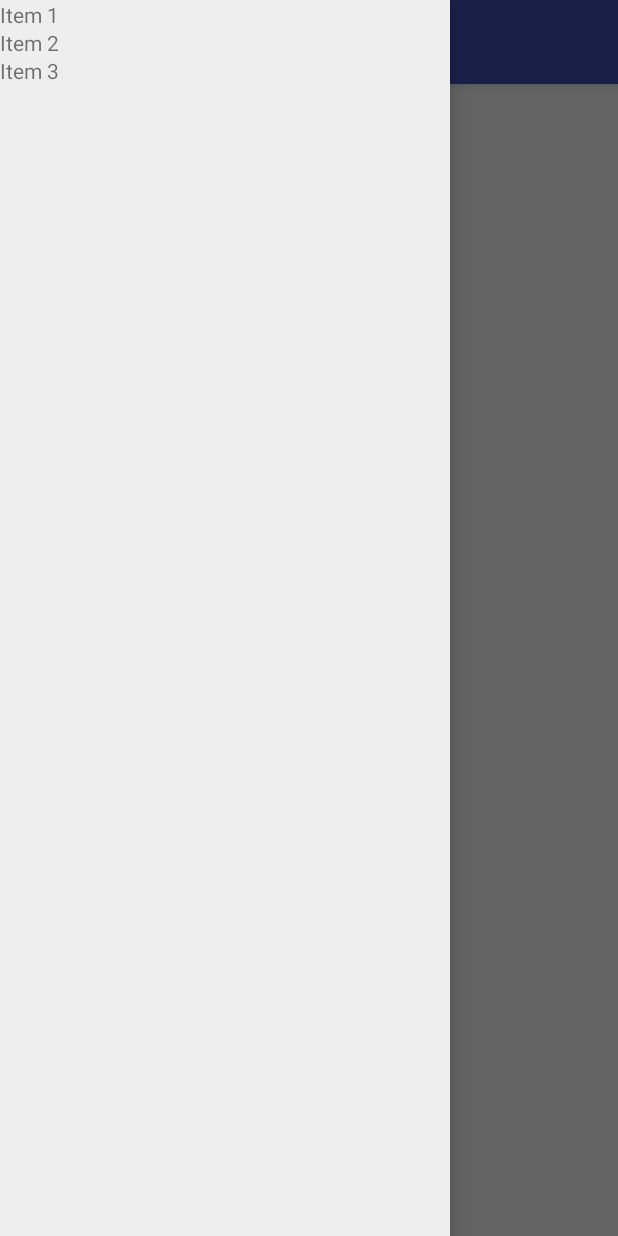
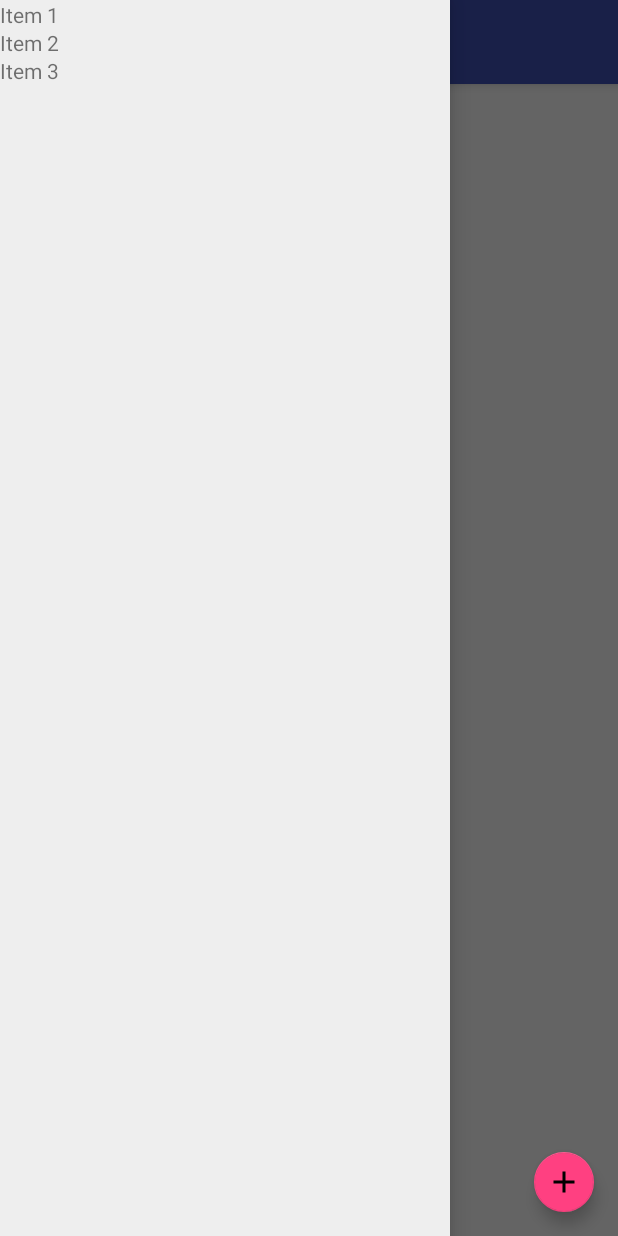
Before and after one commit to RimTeeve/MealBuddy, an Android app: the screen it shows after launch once a user with an empty profile is signed in (MainActivity), with the side drawer open, on a phone screen of 412 x 824 dp. Run offline under Robolectric (Android 15) with nearby library versions, the phone set to English and light mode, and no system bars; our stand-ins replace Firebase (no records; nobody signed in at launch, a user with empty details on screens opened directly).

Commit message:
Add floating action button

```diff
--- a/MealBuddy/app/build.gradle
+++ b/MealBuddy/app/build.gradle
@@ -24,7 +24,8 @@ dependencies {
     androidTestCompile('com.android.support.test.espresso:espresso-core:2.2.2', {
         exclude group: 'com.android.support', module: 'support-annotations'
     })
-    compile 'com.android.support:appcompat-v7:22.2.1'
+    compile 'com.android.support:appcompat-v7:23.4.0'
+    compile 'com.android.support:design:23.4.0'
     compile 'com.google.firebase:firebase-auth:9.6.0'
     testCompile 'junit:junit:4.12'
 }
--- /dev/null
+++ b/MealBuddy/app/src/main/res/drawable/ic_add_black_24dp.xml
@@ -0,0 +1,9 @@
+<vector xmlns:android="http://schemas.android.com/apk/res/android"
+        android:width="24dp"
+        android:height="24dp"
+        android:viewportWidth="24.0"
+        android:viewportHeight="24.0">
+    <path
+        android:fillColor="#FF000000"
+        android:pathData="M19,13h-6v6h-2v-6H5v-2h6V5h2v6h6v2z"/>
+</vector>
--- a/MealBuddy/app/src/main/res/layout/activity_main.xml
+++ b/MealBuddy/app/src/main/res/layout/activity_main.xml
@@ -1,13 +1,18 @@
 <?xml version="1.0" encoding="utf-8"?>
+<android.support.design.widget.CoordinatorLayout xmlns:tools="http://schemas.android.com/tools"
+    android:id="@+id/main_content"
+    xmlns:android="http://schemas.android.com/apk/res/android"
+    xmlns:app="http://schemas.android.com/apk/res-auto"
+    android:layout_height="match_parent"
+    android:layout_width="match_parent">
+
 <android.support.v4.widget.DrawerLayout
-    xmlns:android="http://schemas.android.com/apk/res/android"
     android:id="@+id/drawer_layout"
     android:layout_width="match_parent"
-    android:layout_height="match_parent">
+    android:layout_height="match_parent"
+    android:fitsSystemWindows="true">
 
-    <LinearLayout xmlns:android="http://schemas.android.com/apk/res/android"
-        xmlns:tools="http://schemas.android.com/tools"
-        xmlns:app="http://schemas.android.com/apk/res-auto"
+    <LinearLayout
         android:id="@+id/activity_main"
         android:layout_width="match_parent"
         android:layout_height="match_parent"
@@ -41,3 +46,16 @@
         android:background="#ffeeeeee"/>
 
 </android.support.v4.widget.DrawerLayout>
+
+    <android.support.design.widget.FloatingActionButton
+        android:layout_width="wrap_content"
+        android:layout_height="wrap_content"
+        android:clickable="true"
+        app:fabSize="mini"
+        android:layout_margin="16dp"
+        android:layout_gravity="bottom|right"
+        app:srcCompat="@drawable/ic_add_black_24dp"
+        app:elevation="@dimen/design_fab_elevation"
+        android:id="@+id/add_fab" />
+
+</android.support.design.widget.CoordinatorLayout>
```
